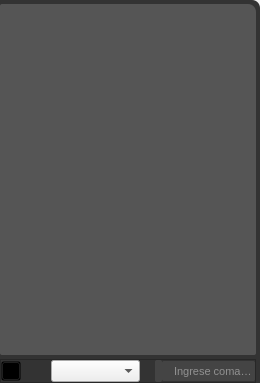
First picture: the form in UI/frame_draw.ui, repository edwinar13/MPM-UN, before the edit.
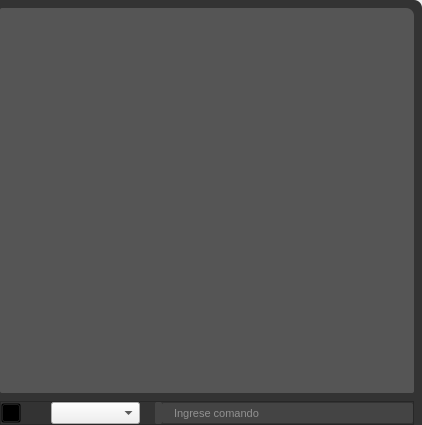
Second picture: the form after the edit. Icons and pictures are not drawn.

```diff
--- a/UI/frame_draw.ui
+++ b/UI/frame_draw.ui
@@ -6,8 +6,8 @@
    <rect>
     <x>0</x>
     <y>0</y>
-    <width>260</width>
-    <height>383</height>
+    <width>422</width>
+    <height>425</height>
    </rect>
   </property>
   <property name="windowTitle">
@@ -154,23 +154,26 @@
          <string notr="true"/>
         </property>
         <property name="frameShape">
-         <enum>QFrame::StyledPanel</enum>
+         <enum>QFrame::NoFrame</enum>
         </property>
         <property name="frameShadow">
-         <enum>QFrame::Raised</enum>
+         <enum>QFrame::Plain</enum>
+        </property>
+        <property name="lineWidth">
+         <number>0</number>
         </property>
         <layout class="QVBoxLayout" name="verticalLayout_3" stretch="0,0">
          <property name="spacing">
-          <number>4</number>
+          <number>8</number>
          </property>
          <property name="leftMargin">
           <number>0</number>
          </property>
          <property name="topMargin">
-          <number>4</number>
+          <number>8</number>
          </property>
          <property name="rightMargin">
-          <number>4</number>
+          <number>8</number>
          </property>
          <property name="bottomMargin">
           <number>0</number>
```
